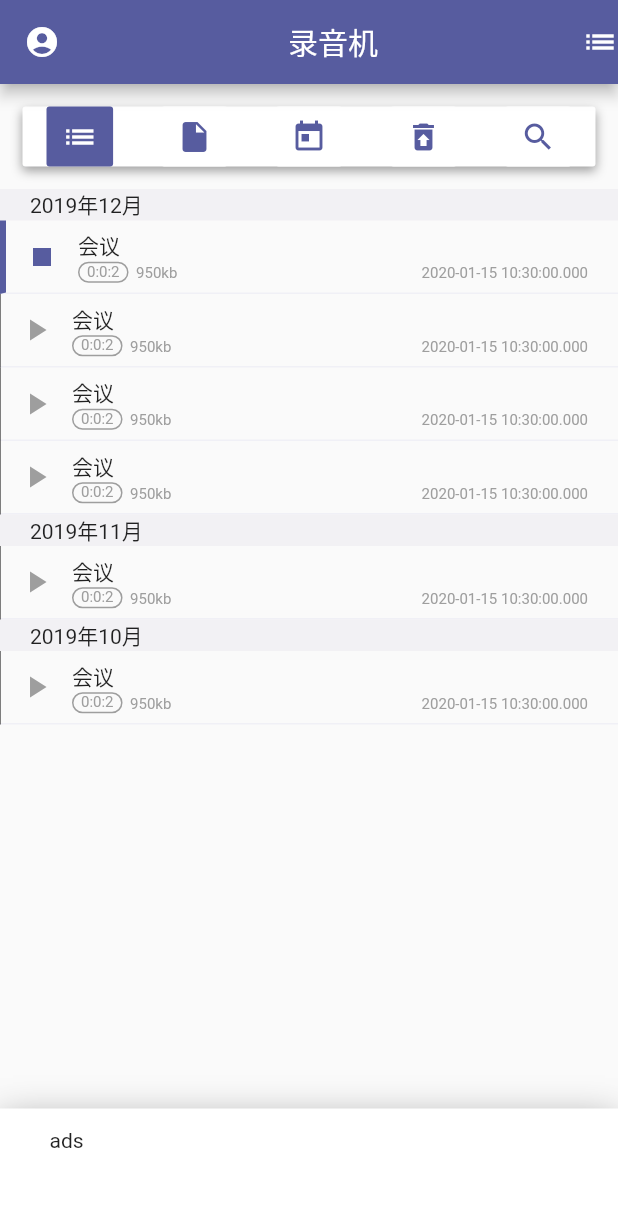
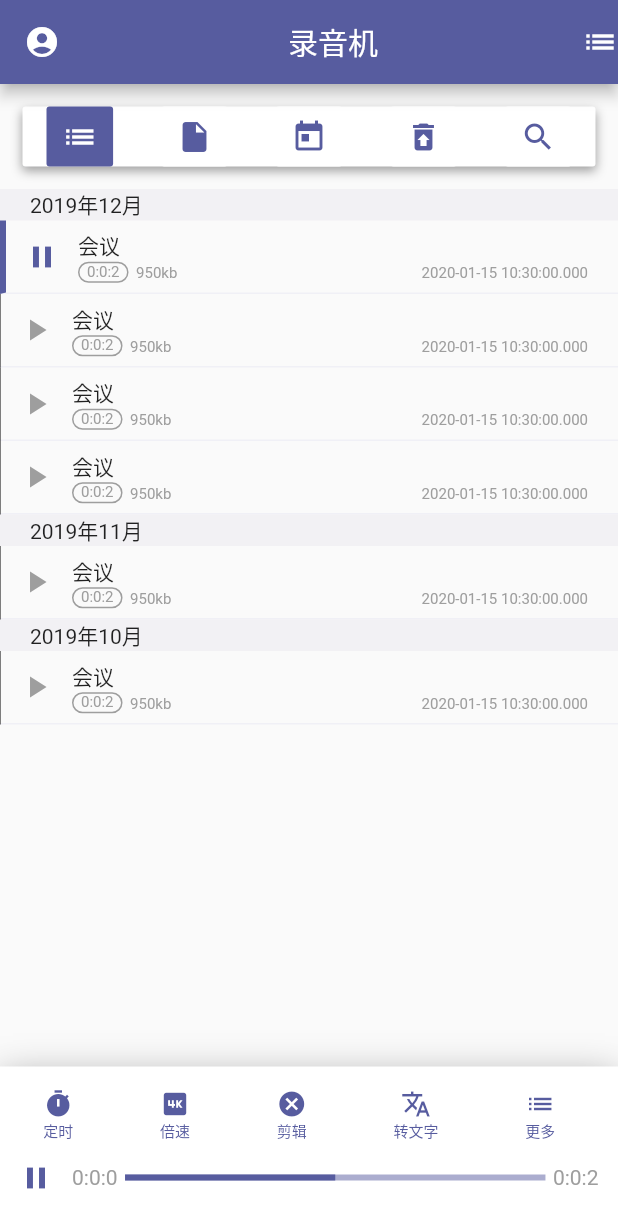
Before and after one commit to wyswill/dongdong_recorder, a Flutter app: the screen it shows after launch, after a tap on the "play arrow" icon, on a phone screen of 412 x 824 dp. Shown: the top 1228 px of the screen. Run offline on Flutter 3.47's test engine with Material 2 defaults, Android fonts, the phone set to English and light mode, and no system bars; our stand-ins replace event_bus; missing offline and left inert: flutter_ffmpeg, flutter_plugin_record.

Commit message:
播放状态同步

```diff
--- a/lib/event_bus.dart
+++ b/lib/event_bus.dart
@@ -4,5 +4,10 @@ EventBus eventBus = EventBus();
 
 class PlayingFile {
   PlayingFile(this.file);
-  Map file;
+  final Map file;
 }
+
+class PlayingState {
+  PlayingState(this.state);
+  final bool state;
+}
--- a/lib/main.dart
+++ b/lib/main.dart
@@ -18,7 +18,7 @@ class MyApp extends StatelessWidget {
   @override
   Widget build(BuildContext context) {
     return MaterialApp(
-      title: '录音机', //87, 92, 159, 1
+      title: '录音机',
       theme: ThemeData(primaryColor: Color.fromRGBO(87, 92, 159, 1)),
       home: MainPage(),
       onGenerateRoute: (RouteSettings settings) => generateRoute(settings),
--- a/lib/pages/MainPage/MainPage.dart
+++ b/lib/pages/MainPage/MainPage.dart
@@ -22,30 +22,39 @@ class _MainPageState extends State<MainPage>
       "icon": Icon(Icons.insert_drive_file),
       "router": 'list',
       "isActive": false,
-      "widget": RecrodingList()
+      "widget": Text('asd')
     },
     {
       "icon": Icon(Icons.today),
       "router": 'list',
       "isActive": false,
-      "widget": RecrodingList()
+      "widget": Text('asd')
     },
     {
       "icon": Icon(Icons.restore_from_trash),
       "router": 'list',
       "isActive": false,
-      "widget": RecrodingList()
+      "widget": Text('asd')
     },
     {
       "icon": Icon(Icons.search),
       "router": 'list',
       "isActive": false,
-      "widget": RecrodingList()
+      "widget": Text('asd')
     },
+  ],
+      playerIocns = [
+    {'icon': Icons.timer, 'title': '定时'},
+    {'icon': Icons.four_k, 'title': '倍速'},
+    {'icon': Icons.cancel, 'title': '剪辑'},
+    {'icon': Icons.translate, 'title': '转文字'},
+    {'icon': Icons.list, 'title': '更多'},
   ];
+
   TabController tabController;
   StreamSubscription streamSubscription;
   Map plaingFile;
+
   @override
   void initState() {
     super.initState();
@@ -71,6 +80,12 @@ class _MainPageState extends State<MainPage>
         plaingFile = event.file;
       });
     });
+  }
+
+  @override
+  void dispose() {
+    super.dispose();
+    streamSubscription.cancel();
   }
 
   @override
@@ -148,15 +163,83 @@ class _MainPageState extends State<MainPage>
 
   ///设置底部
   Widget setBottom() {
-    if (plaingFile != null && plaingFile['isPlaying'])
+    if (plaingFile != null) {
+      Duration duration = Duration(milliseconds: plaingFile['rectimg']);
       return Container(
-          width: MediaQuery.of(context).size.width,
-          padding: EdgeInsets.only(top: 13, bottom: 56, left: 33, right: 33),
-          decoration: BoxDecoration(color: Colors.white, boxShadow: <BoxShadow>[
-            BoxShadow(color: Colors.grey, offset: Offset(0, 7), blurRadius: 20)
-          ]),
-          child: Text('ads'));
-    else
+        width: MediaQuery.of(context).size.width,
+        padding: EdgeInsets.only(right: 13, top: 15, bottom: 15),
+        decoration: BoxDecoration(color: Colors.white, boxShadow: <BoxShadow>[
+          BoxShadow(color: Colors.grey, offset: Offset(0, 7), blurRadius: 20)
+        ]),
+        child: Column(
+          children: <Widget>[
+            Container(
+              child: Row(
+                mainAxisAlignment: MainAxisAlignment.spaceAround,
+                children: this
+                    .playerIocns
+                    .map((e) => Container(
+                          child: Column(
+                            children: <Widget>[
+                              GestureDetector(
+                                onTap: () {},
+                                child: Icon(
+                                  e['icon'],
+                                  color: Theme.of(context).primaryColor,
+                                  size: 20,
+                                ),
+                              ),
+                              Text(
+                                e['title'],
+                                style: TextStyle(
+                                  color: Theme.of(context).primaryColor,
+                                  fontSize: 10,
+                                ),
+                              )
+                            ],
+                          ),
+                        ))
+                    .toList(),
+              ),
+            ),
+            Row(
+              children: <Widget>[
+                IconButton(
+                    icon: Icon(
+                      this.plaingFile['isPlaying']
+                          ? Icons.pause
+                          : Icons.play_arrow,
+                      color: Theme.of(context).primaryColor,
+                    ),
+                    onPressed: () {
+                      setState(() {
+                        this.plaingFile['isPlaying'] =
+                            !this.plaingFile['isPlaying'];
+                      });
+                      eventBus.fire(PlayingState(this.plaingFile['isPlaying']));
+                    }),
+                Text('0:0:0', style: TextStyle(color: Colors.grey)),
+                Expanded(
+                  child: Container(
+                    margin: EdgeInsets.symmetric(horizontal: 5),
+                    child: LinearProgressIndicator(
+                      value: 0.5,
+                      backgroundColor:
+                          Theme.of(context).primaryColor.withOpacity(0.5),
+                      valueColor: AlwaysStoppedAnimation(
+                          Theme.of(context).primaryColor),
+                    ),
+                  ),
+                ),
+                Text(
+                    "${duration.inHours}:${duration.inMinutes}:${duration.inSeconds}",
+                    style: TextStyle(color: Colors.grey))
+              ],
+            )
+          ],
+        ),
+      );
+    } else
       return Container(
         padding: EdgeInsets.only(top: 13, bottom: 56, left: 33, right: 33),
         decoration: BoxDecoration(color: Colors.white, boxShadow: <BoxShadow>[
--- a/lib/pages/list/list.dart
+++ b/lib/pages/list/list.dart
@@ -1,3 +1,5 @@
+import 'dart:async';
+
 import 'package:asdasd/event_bus.dart';
 import 'package:flutter/cupertino.dart';
 import 'package:flutter/material.dart';
@@ -71,10 +73,16 @@ class _RecrodingListState extends State<RecrodingList> {
   List dataKeys = [];
   TextStyle textStyle = TextStyle(fontSize: 10, color: Colors.grey);
   Map curentPlayRecrofing;
+  StreamSubscription streamSubscription;
   @override
   void initState() {
     super.initState();
     dataKeys = datas.keys.toList();
+    streamSubscription = eventBus.on<PlayingState>().listen((event) {
+      setState(() {
+        this.curentPlayRecrofing['isPlaying'] = event.state;
+      });
+    });
   }
 
   @override
@@ -130,7 +138,7 @@ class _RecrodingListState extends State<RecrodingList> {
           Container(
             child: IconButton(
               icon: curentFile['isPlaying']
-                  ? Icon(Icons.stop, color: Theme.of(context).primaryColor)
+                  ? Icon(Icons.pause, color: Theme.of(context).primaryColor)
                   : Icon(Icons.play_arrow, color: Colors.grey),
               onPressed: () {
                 playRecroding(curentFile: curentFile);
```
